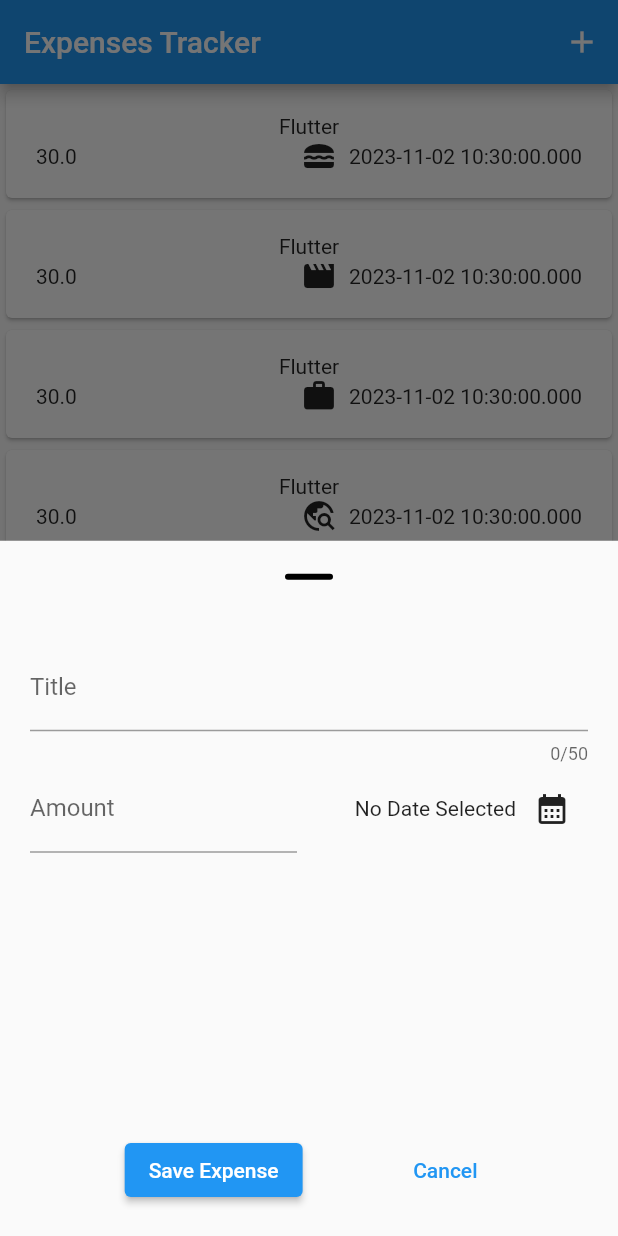
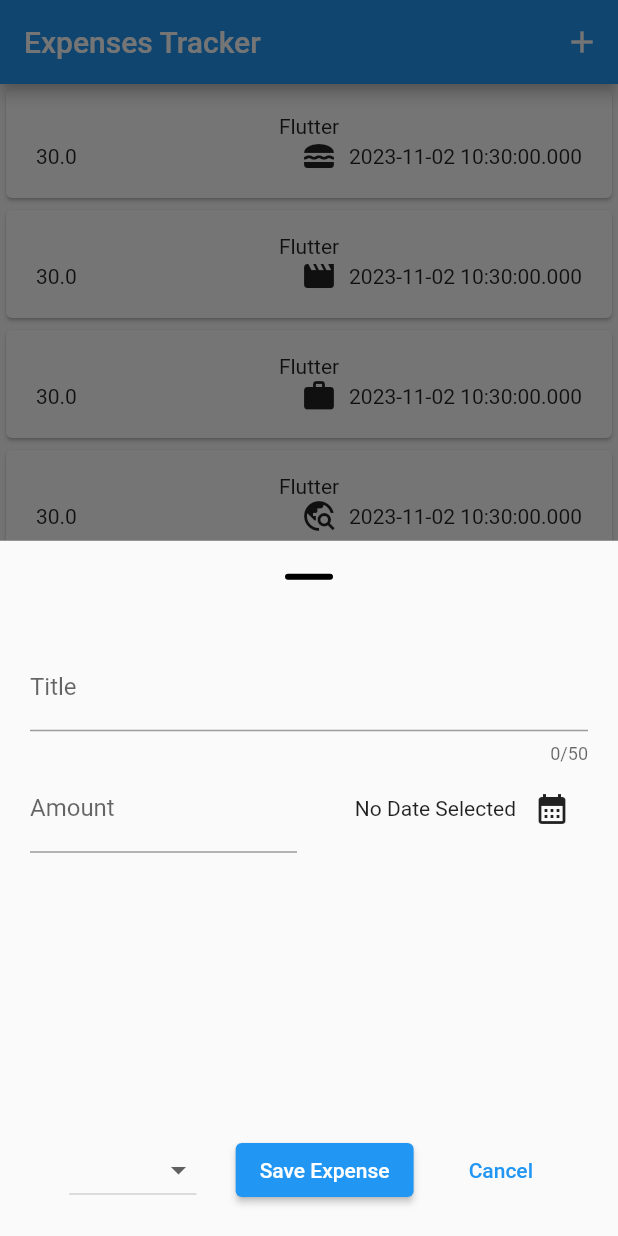
Before and after one commit to DarpanNeve/expense_tracker, a Flutter app: the screen it shows after launch, after a tap on the "add" icon, on a phone screen of 412 x 824 dp. Run offline on Flutter 3.47's test engine with Material 2 defaults, Android fonts, the light colour scheme and no system bars.

Commit message:
minute bugs Solved

```diff
--- a/lib/expense.dart
+++ b/lib/expense.dart
@@ -40,7 +40,7 @@
       () {
         _registeredExpenses.add(expense);
       },
-    );
+      );
   }
 
   @override
@@ -52,7 +52,7 @@
               onPressed: () {
                 showModalBottomSheet(
                   context: context,
-                  builder: (ctx) => const NewExpense(),
+                  builder: (ctx) => NewExpense(onAddExpense: _addExpense),
                   showDragHandle: true,
                   useSafeArea: true,
                   clipBehavior: Clip.hardEdge,
--- a/lib/widget/new_expense.dart
+++ b/lib/widget/new_expense.dart
@@ -2,16 +2,18 @@
 import 'package:flutter/material.dart';
 
 class NewExpense extends StatefulWidget {
-  const NewExpense({super.key});
+  const NewExpense({super.key, required this.onAddExpense});
 
+  final void Function(Expense expense) onAddExpense;
   @override
-  State<NewExpense> createState() => _NewExpenseState();
+  State<NewExpense> createState()=>_NewExpenseState();
 }
 
 class _NewExpenseState extends State<NewExpense> {
   final _titleController = TextEditingController();
   final _amountController = TextEditingController();
   DateTime? _selectedDate;
+  Category _selectedCategory= Category.leisure;
 
   void _presentDatePicker() async {
     final now = DateTime.now();
@@ -83,6 +85,18 @@
           Row(
             mainAxisAlignment: MainAxisAlignment.spaceEvenly,
             children: [
+              DropdownButton(items: Category.values.map((e) =>
+                  DropdownMenuItem(value: e, child: Text(e.name.toUpperCase(),),),)
+                  .toList(),
+                onChanged: (e) {
+                  print(e);
+                  if(e==null){
+                    return ;
+                  }
+                  setState(() {
+                    _selectedCategory=e;
+                  });
+                },),
               ElevatedButton(
                 onPressed: () {
                   _submitExpenseData();
@@ -106,22 +120,29 @@
     //convert to number or return null
     final enteredAmount = double.tryParse(_amountController.text);
     final amountIsInvalid = enteredAmount == null || enteredAmount <= 0;
-    if (_titleController.text.trim().isEmpty ||
+    if (_titleController.text
+        .trim()
+        .isEmpty ||
         amountIsInvalid ||
         _selectedDate == null) {
       showDialog(
         context: context,
-        builder: (ctx) => AlertDialog(
+        builder: (ctx) =>
+            AlertDialog(
               title: const Text("Invalid Input"),
               content: const Text("Please make sure to select a Valid value"),
               actions: [
-            TextButton(onPressed: (){
+                TextButton(onPressed: () {
                   Navigator.pop(ctx);
                 }, child: const Text("okay"))
               ],
             ),
       );
-      return ;
+      return;
+    }
+    widget.onAddExpense(Expense(category: _selectedCategory,
+        title: _titleController.text,
+        amount: enteredAmount,
+        date: _selectedDate!),);
   }
 }
-}
```
Lines whose indentation alone changed are shown as unchanged.
